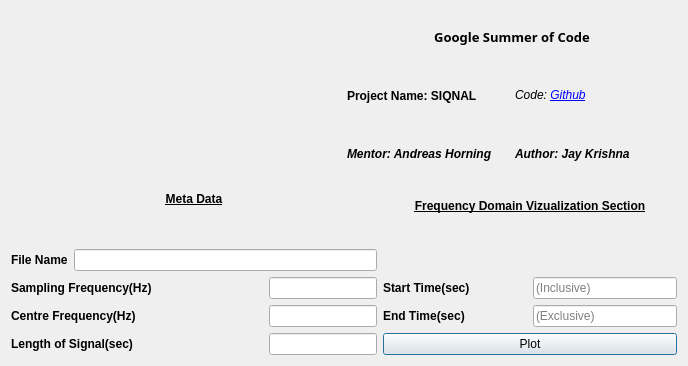
First picture: the form in qt/freqscreen.ui, repository aerospaceresearch/SiqNAL, before the edit.
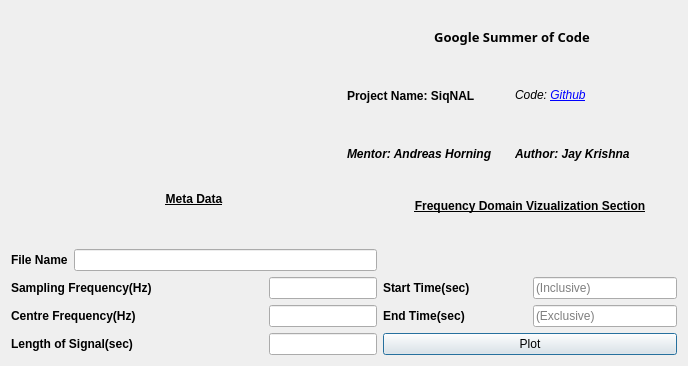
Second picture: the form after the edit.

The edit to the form file:
```diff
--- a/qt/freqscreen.ui
+++ b/qt/freqscreen.ui
@@ -59,7 +59,7 @@
               </font>
              </property>
              <property name="text">
-              <string>Project Name: SIQNAL</string>
+              <string>Project Name: SiqNAL</string>
              </property>
             </widget>
            </item>
```
